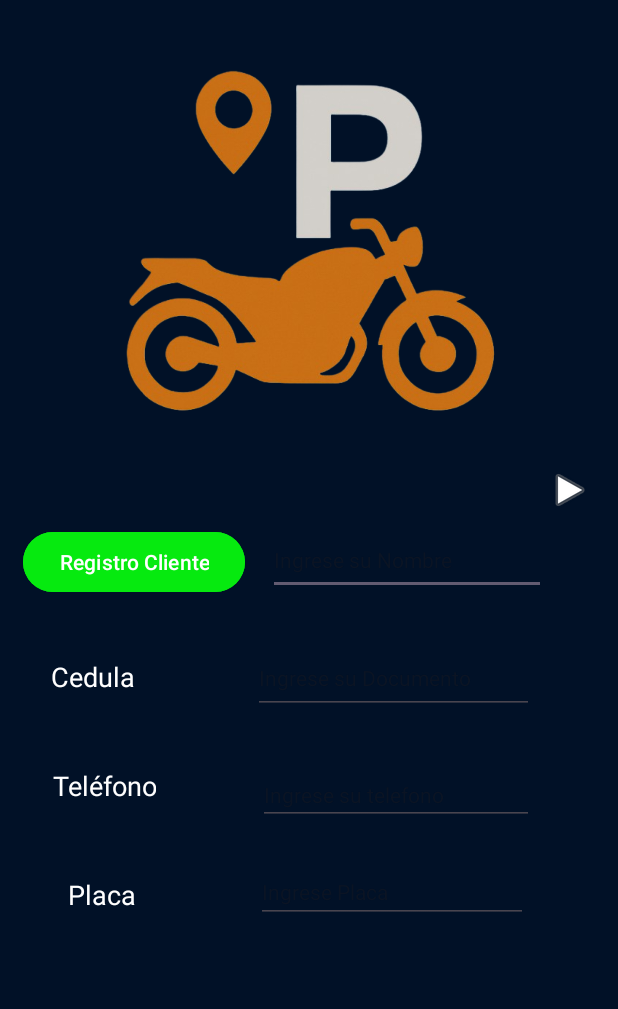
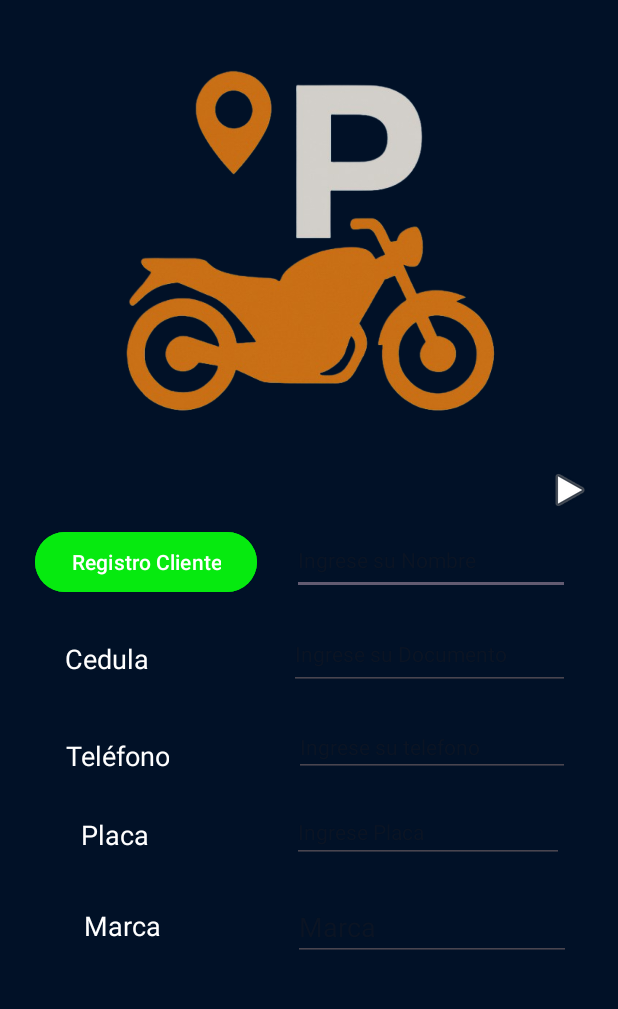
Before and after one commit to JhonathanSR/ParkingMotorcycles, an Android app: the IngresoClient screen opened directly, with no data from a screen before it, on a phone screen of 412 x 824 dp, the part 113-1122 px from its top. Run offline under Robolectric (Android 15) with nearby library versions, the phone set to English and light mode, and no system bars.

Commit message:
Actualizacion BD en todos los modulos exceptuando el Mod Pagos

```diff
--- a/app/src/main/res/layout/activity_ingreso_client.xml
+++ b/app/src/main/res/layout/activity_ingreso_client.xml
@@ -50,7 +50,7 @@
         android:layout_width="185dp"
         android:layout_height="46dp"
         android:layout_marginTop="40dp"
-        android:layout_marginEnd="48dp"
+        android:layout_marginEnd="32dp"
         android:ems="10"
         android:hint="Ingrese su Nombre"
         android:inputType="text"
@@ -64,8 +64,8 @@
         android:id="@+id/edtDoc"
         android:layout_width="187dp"
         android:layout_height="47dp"
-        android:layout_marginTop="32dp"
-        android:layout_marginEnd="56dp"
+        android:layout_marginTop="16dp"
+        android:layout_marginEnd="32dp"
         android:ems="10"
         android:hint="Ingrese su Documento"
         android:inputType="text"
@@ -79,8 +79,8 @@
         android:id="@+id/edtTel"
         android:layout_width="184dp"
         android:layout_height="38dp"
-        android:layout_marginTop="36dp"
-        android:layout_marginEnd="56dp"
+        android:layout_marginTop="20dp"
+        android:layout_marginEnd="32dp"
         android:ems="10"
         android:hint="Ingrese su telefono"
         android:inputType="text"
@@ -94,8 +94,8 @@
         android:id="@+id/edtPlaca"
         android:layout_width="181dp"
         android:layout_height="41dp"
-        android:layout_marginTop="24dp"
-        android:layout_marginEnd="60dp"
+        android:layout_marginTop="16dp"
+        android:layout_marginEnd="36dp"
         android:ems="10"
         android:hint="Ingrese Placa"
         android:inputType="text"
@@ -130,13 +130,13 @@
         android:id="@+id/textView2"
         android:layout_width="wrap_content"
         android:layout_height="wrap_content"
-        android:layout_marginTop="40dp"
+        android:layout_marginTop="28dp"
         android:text="Cedula"
         android:textAlignment="center"
         android:textColor="@color/white"
         android:textSize="18dp"
         app:layout_constraintEnd_toStartOf="@+id/edtDoc"
-        app:layout_constraintHorizontal_bias="0.303"
+        app:layout_constraintHorizontal_bias="0.316"
         app:layout_constraintStart_toStartOf="parent"
         app:layout_constraintTop_toBottomOf="@+id/btnRegistrarCliente" />
 
@@ -144,13 +144,13 @@
         android:id="@+id/textView11"
         android:layout_width="wrap_content"
         android:layout_height="wrap_content"
-        android:layout_marginTop="48dp"
+        android:layout_marginTop="40dp"
         android:text="Teléfono"
         android:textAlignment="center"
         android:textColor="@color/white"
         android:textSize="18dp"
         app:layout_constraintEnd_toStartOf="@+id/edtTel"
-        app:layout_constraintHorizontal_bias="0.336"
+        app:layout_constraintHorizontal_bias="0.344"
         app:layout_constraintStart_toStartOf="parent"
         app:layout_constraintTop_toBottomOf="@+id/textView2" />
 
@@ -158,14 +158,43 @@
         android:id="@+id/textView13"
         android:layout_width="wrap_content"
         android:layout_height="wrap_content"
-        android:layout_marginTop="48dp"
+        android:layout_marginTop="28dp"
         android:text="Placa"
         android:textAlignment="center"
         android:textColor="@color/white"
         android:textSize="18dp"
         app:layout_constraintEnd_toStartOf="@+id/edtPlaca"
-        app:layout_constraintHorizontal_bias="0.36"
+        app:layout_constraintHorizontal_bias="0.362"
         app:layout_constraintStart_toStartOf="parent"
         app:layout_constraintTop_toBottomOf="@+id/textView11" />
 
+    <TextView
+        android:id="@+id/textView14"
+        android:layout_width="wrap_content"
+        android:layout_height="wrap_content"
+        android:layout_marginStart="56dp"
+        android:layout_marginTop="36dp"
+        android:textSize="18dp"
+        android:textColor="@color/white"
+        android:textAlignment="center"
+        android:text="Marca"
+        app:layout_constraintStart_toStartOf="parent"
+        app:layout_constraintTop_toBottomOf="@+id/textView13" />
+
+    <EditText
+        android:id="@+id/edtMar"
+        android:layout_width="185dp"
+        android:layout_height="41dp"
+        android:layout_marginTop="24dp"
+        android:ems="10"
+        android:inputType="text"
+        android:text=""
+        android:hint="Marca"
+        android:textColor="@color/white"
+        android:textSize="18dp"
+        app:layout_constraintEnd_toEndOf="parent"
+        app:layout_constraintHorizontal_bias="0.739"
+        app:layout_constraintStart_toEndOf="@+id/textView14"
+        app:layout_constraintTop_toBottomOf="@+id/edtPlaca" />
+
 </androidx.constraintlayout.widget.ConstraintLayout>
--- a/app/src/main/res/layout/activity_pagos.xml
+++ b/app/src/main/res/layout/activity_pagos.xml
@@ -261,7 +261,7 @@
         android:id="@+id/imgExt"
         android:layout_width="wrap_content"
         android:layout_height="wrap_content"
-        android:layout_marginTop="4dp"
+        android:layout_marginTop="24dp"
         app:layout_constraintEnd_toEndOf="parent"
         app:layout_constraintHorizontal_bias="0.957"
         app:layout_constraintStart_toStartOf="parent"
```
Also changed, not shown: app/src/main/java/com/example/parkingmotor/IngresoClient.kt (+16 -2 lines), app/src/main/java/com/example/parkingmotor/Pagos.kt (+139 -7 lines), app/src/main/java/com/example/parkingmotor/clienteSQLiteHelper.kt (+105 -29 lines), app/src/main/res/layout/activity_empleados.xml (+6 -6 lines).
